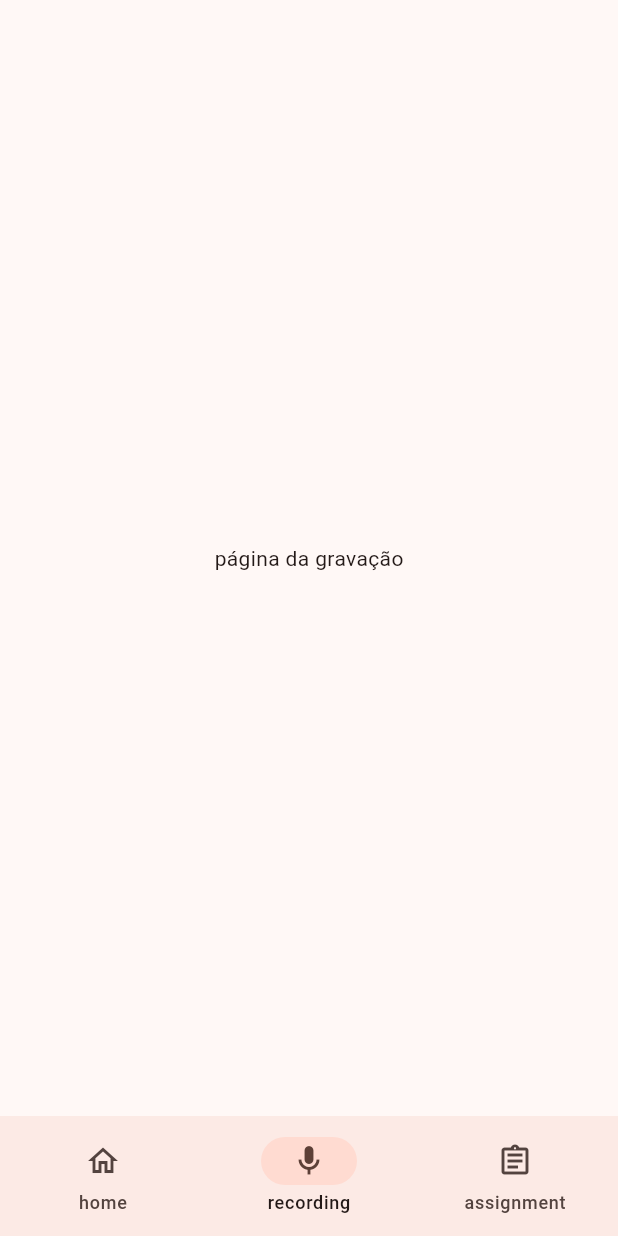
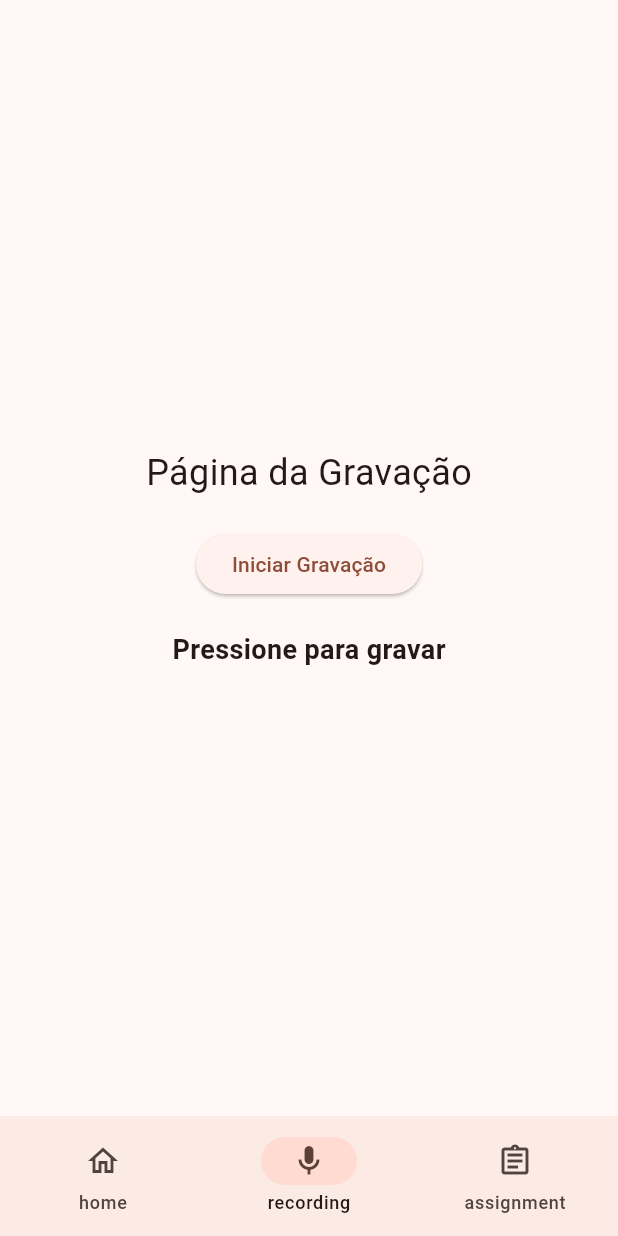
Before and after one commit to Pedro-Daniel/Ayvu_app, a Flutter app: the screen it shows after launch, item 2 of the bottom bar chosen, on a phone screen of 412 x 824 dp. Run offline on Flutter 3.47's test engine with Material 3 defaults, Android fonts, the phone set to English and light mode, and no system bars; our stand-ins replace permission_handler; missing offline and left inert: flutter_sound.

Commit message:
Update recording_page.dart
Add recording

```diff
--- a/lib/src/widgets/recording_page.dart
+++ b/lib/src/widgets/recording_page.dart
@@ -1,19 +1,112 @@
 import 'package:flutter/material.dart';
+import 'package:provider/provider.dart';
+import 'package:flutter_sound/flutter_sound.dart';
+import 'package:permission_handler/permission_handler.dart';
 
 
-class RecordingPage extends StatelessWidget {
+Future<String> startAudioRecording() async {
+  FlutterSoundRecorder recorder = FlutterSoundRecorder();
+
+
+  PermissionStatus permissionStatus = await Permission.microphone.request();
+  if (permissionStatus != PermissionStatus.granted) {
+    return 'Permissão para o microfone não concedida';
+  }
+
+
+  await recorder.startRecorder(
+    toFile: '/storage/emulated/0/Download/audio_recording.aac'
+    codec: Codec.aacADTS,
+  );
+
+  return 'Gravando...';
+}
+
+Future<void> stopAudioRecording(FlutterSoundRecorder recorder) async {
+  await recorder.stopRecorder();
+}
+
+
+class RecordingPage extends StatefulWidget {
+  const RecordingPage({super.key});
+
+  @override
+
+  _RecordingPageState createState() => _RecordingPageState();
+}
+
+class _RecordingPageState extends State<RecordingPage> {
+  FlutterSoundRecorder _recorder = FlutterSoundRecorder();
+  bool _isRecording = false;
+  String _statusText = 'Pressione para gravar';
+
+
+  Future<void> _toggleRecording() async {
+    if (_isRecording) {
+
+      await _recorder.stopRecorder();
+      setState(() {
+        _isRecording = false;
+        _statusText = 'Gravação parada';
+      });
+    } else {
+
+      PermissionStatus permissionStatus = await Permission.microphone.request();
+      if (permissionStatus != PermissionStatus.granted) {
+        setState(() {
+          _statusText = 'Permissão para o microfone não concedida';
+        });
+        return;
+      }
+
+
+      await _recorder.startRecorder(
+        toFile: '/storage/emulated/0/Download/audio_recording.aac',
+
+        codec: Codec.aacADTS,
+      );
+      setState(() {
+        _isRecording = true;
+        _statusText = 'Gravando...';
+      });
+    }
+  }
+
+  @override
+  void initState() {
+    super.initState();
+
+    _recorder = FlutterSoundRecorder();
+  }
+
+  @override
+  void dispose() {
+
+    super.dispose();
+  }
+
   @override
   Widget build(BuildContext context) {
-		//var appState = context.watch<MyAppState>();
-
     return Center(
       child: Column(
         mainAxisAlignment: MainAxisAlignment.center,
         children: [
-					Text('página da gravação'),
+          Text(
+            'Página da Gravação',
+            style: TextStyle(fontSize: 24),
+          ),
+          SizedBox(height: 20),
+          ElevatedButton(
+            onPressed: _toggleRecording,
+            child: Text(_isRecording ? 'Parar Gravação' : 'Iniciar Gravação'),
+          ),
+          SizedBox(height: 20),
+          Text(
+            _statusText,
+            style: TextStyle(fontSize: 18, fontWeight: FontWeight.bold),
+          ),
         ],
       ),
     );
-
   }
 }
```
Lines whose indentation alone changed are shown as unchanged.
